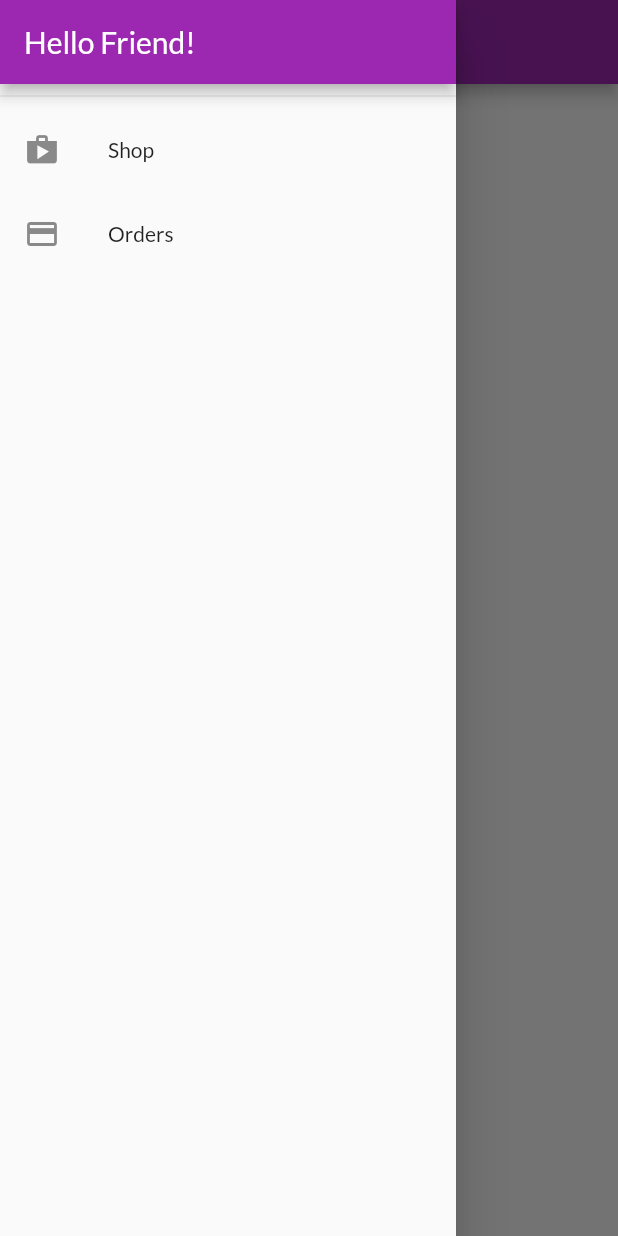
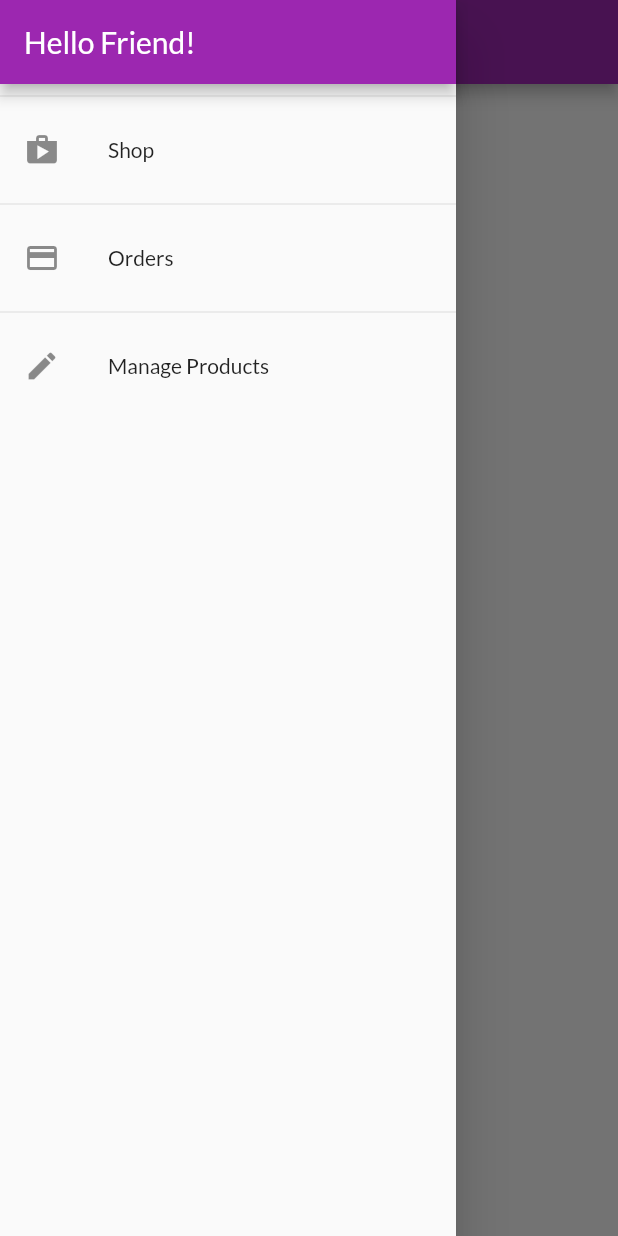
Before and after one commit to GBRBD/shop_app, a Flutter app: the OrdersScreen screen opened by its route, with the side drawer open, on a phone screen of 412 x 824 dp. Run offline on Flutter 3.47's test engine with Material 2 defaults, Android fonts, the phone set to English and light mode, and no system bars; network calls fail.

Commit message:
Adding a "Manage Products" Page

```diff
--- a/lib/main.dart
+++ b/lib/main.dart
@@ -8,6 +8,7 @@ import 'package:shop_app/screens/cart.screen.dart';
 import 'package:shop_app/screens/orders.screen.dart';
 import 'package:shop_app/screens/product_detail.screen.dart';
 import 'package:shop_app/screens/products_overview.screen.dart';
+import 'package:shop_app/screens/user_products.screen.dart';
 
 void main() => runApp(MyApp());
 
@@ -37,7 +38,8 @@ class MyApp extends StatelessWidget {
         routes: {
           ProductDetailScreen.routeName: (ctx) => ProductDetailScreen(),
           CartScreen.routeName: (ctx) => CartScreen(),
-          OrdersScreen.routeName: (ctx) => OrdersScreen()
+          OrdersScreen.routeName: (ctx) => OrdersScreen(),
+          UserProductsScreen.routeName: (ctx) => UserProductsScreen()
         },
       ),
     );
--- a/lib/widgets/app_drawer.widget.dart
+++ b/lib/widgets/app_drawer.widget.dart
@@ -1,6 +1,7 @@
 import 'package:flutter/material.dart';
 
 import 'package:shop_app/screens/orders.screen.dart';
+import 'package:shop_app/screens/user_products.screen.dart';
 
 class AppDrawer extends StatelessWidget {
   @override
@@ -20,12 +21,22 @@ class AppDrawer extends StatelessWidget {
               Navigator.of(context).pushReplacementNamed('/');
             },
           ),
+          Divider(),
           ListTile(
-            leading: Icon(Icons.credit_card),
+            leading: Icon(Icons.payment),
             title: Text('Orders'),
             onTap: () {
               Navigator.of(context)
                   .pushReplacementNamed(OrdersScreen.routeName);
+            },
+          ),
+          Divider(),
+          ListTile(
+            leading: Icon(Icons.edit),
+            title: Text('Manage Products'),
+            onTap: () {
+              Navigator.of(context)
+                  .pushReplacementNamed(UserProductsScreen.routeName);
             },
           ),
         ],
```
Also changed, not shown: lib/screens/user_products.screen.dart (added, +41 -0 lines), lib/widgets/product/user_product_item.widget.dart (added, +37 -0 lines).
